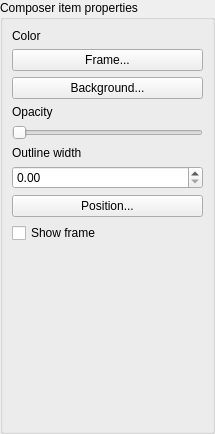
Before: the Qt Designer form qgis/src/ui/qgscomposeritemwidgetbase.ui in sourcepole/qgis, drawn with Qt 5.
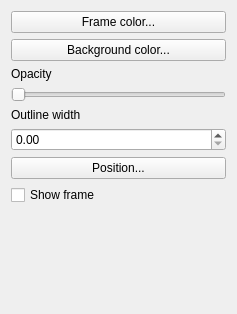
After: the same form once the commit is applied.

Commit message: UI overhaul bonanza...hope this doesnt break anything...I guess we should say [FEATURE] at some point as the map composer dialogs have been somewhat overhauled....

Diff of the .ui file:
```diff
--- a/qgis/src/ui/qgscomposeritemwidgetbase.ui
+++ b/qgis/src/ui/qgscomposeritemwidgetbase.ui
@@ -6,51 +6,29 @@
    <rect>
     <x>0</x>
     <y>0</y>
-    <width>215</width>
-    <height>434</height>
+    <width>236</width>
+    <height>314</height>
    </rect>
   </property>
   <property name="windowTitle">
    <string>Form</string>
   </property>
-  <layout class="QGridLayout" name="gridLayout_2">
-   <property name="margin">
-    <number>0</number>
-   </property>
-   <item row="0" column="0">
-    <widget class="QGroupBox" name="mComposerItemPropertiesGroupBox">
-     <property name="title">
-      <string>Composer item properties</string>
-     </property>
      <layout class="QGridLayout" name="gridLayout">
       <item row="0" column="0">
-       <widget class="QLabel" name="mColorLabel">
-        <property name="text">
-         <string>Color</string>
-        </property>
-        <property name="wordWrap">
-         <bool>true</bool>
-        </property>
-        <property name="buddy">
-         <cstring>mFrameColorButton</cstring>
-        </property>
-       </widget>
-      </item>
-      <item row="1" column="0">
        <widget class="QPushButton" name="mFrameColorButton">
         <property name="text">
-         <string>Frame...</string>
+      <string>Frame color...</string>
         </property>
        </widget>
       </item>
-      <item row="2" column="0">
+   <item row="1" column="0">
        <widget class="QPushButton" name="mBackgroundColorButton">
         <property name="text">
-         <string>Background...</string>
+      <string>Background color...</string>
         </property>
        </widget>
       </item>
-      <item row="3" column="0">
+   <item row="2" column="0">
        <widget class="QLabel" name="mOpacityLabel">
         <property name="text">
          <string>Opacity</string>
@@ -63,7 +41,7 @@
         </property>
        </widget>
       </item>
-      <item row="4" column="0">
+   <item row="3" column="0">
        <widget class="QSlider" name="mOpacitySlider">
         <property name="maximum">
          <number>255</number>
@@ -73,7 +51,7 @@
         </property>
        </widget>
       </item>
-      <item row="5" column="0">
+   <item row="4" column="0">
        <widget class="QLabel" name="mOutlineWidthLabel">
         <property name="text">
          <string>Outline width</string>
@@ -86,38 +64,35 @@
         </property>
        </widget>
       </item>
-      <item row="6" column="0">
+   <item row="5" column="0">
        <widget class="QDoubleSpinBox" name="mOutlineWidthSpinBox"/>
       </item>
-      <item row="7" column="0">
+   <item row="6" column="0">
        <widget class="QPushButton" name="mPositionButton">
         <property name="text">
          <string>Position...</string>
         </property>
        </widget>
       </item>
-      <item row="8" column="0">
+   <item row="7" column="0">
        <widget class="QCheckBox" name="mFrameCheckBox">
         <property name="text">
          <string>Show frame</string>
         </property>
        </widget>
       </item>
-      <item row="9" column="0">
+   <item row="8" column="0">
        <spacer name="verticalSpacer">
         <property name="orientation">
          <enum>Qt::Vertical</enum>
         </property>
         <property name="sizeHint" stdset="0">
          <size>
-          <width>20</width>
-          <height>40</height>
+       <width>215</width>
+       <height>57</height>
          </size>
         </property>
        </spacer>
-      </item>
-     </layout>
-    </widget>
    </item>
   </layout>
  </widget>
```
Lines whose indentation alone changed are shown as unchanged. The commit also changes 22 other files.
